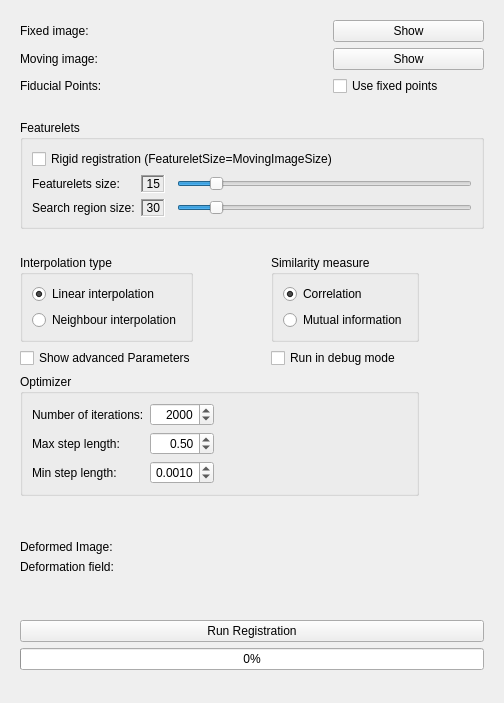
Above: Featurelets-Registration/Resources/UI/qSlicerRegistrationModuleWidget.ui from AndreasRenner/Slicer-Featurelets-Extension before the change. Below: the same form after it.
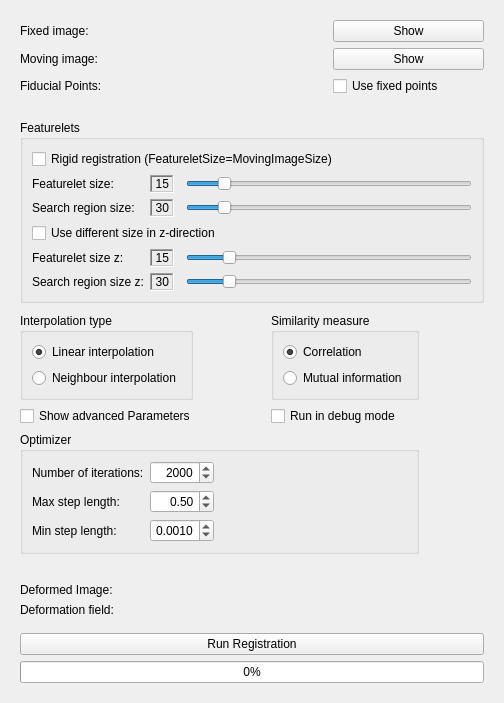
That is the form after the change. Custom widgets are drawn as their Qt base class.

```diff
--- a/Featurelets-Registration/Resources/UI/qSlicerRegistrationModuleWidget.ui
+++ b/Featurelets-Registration/Resources/UI/qSlicerRegistrationModuleWidget.ui
@@ -296,6 +296,16 @@
          <string>Featurelets</string>
         </property>
         <layout class="QGridLayout" name="gridLayout_5">
+         <item row="3" column="0" colspan="4">
+          <widget class="QCheckBox" name="checkBox_5">
+           <property name="cursor">
+            <cursorShape>PointingHandCursor</cursorShape>
+           </property>
+           <property name="text">
+            <string>Use different size in z-direction</string>
+           </property>
+          </widget>
+         </item>
          <item row="0" column="0" colspan="4">
           <widget class="QCheckBox" name="checkBox_4">
            <property name="cursor">
@@ -336,7 +346,7 @@
          <item row="1" column="0">
           <widget class="QLabel" name="label_featureletsSize">
            <property name="text">
-            <string>Featurelets size:</string>
+            <string>Featurelet size:</string>
            </property>
           </widget>
          </item>
@@ -407,6 +417,108 @@
            </property>
           </widget>
          </item>
+         <item row="4" column="0">
+          <widget class="QLabel" name="label_FeatureletsSizeZ">
+           <property name="visible">
+            <bool>false</bool>
+           </property>
+           <property name="text">
+            <string>Featurelet size z:</string>
+           </property>
+          </widget>
+         </item>
+         <item row="5" column="0">
+          <widget class="QLabel" name="label_SearchSizeZ">
+           <property name="visible">
+            <bool>false</bool>
+           </property>
+           <property name="text">
+            <string>Search region size z:</string>
+           </property>
+          </widget>
+         </item>
+         <item row="4" column="1">
+          <widget class="QLabel" name="label_DisplayFeatureletSizeZ">
+           <property name="visible">
+            <bool>false</bool>
+           </property>
+           <property name="frameShape">
+            <enum>QFrame::WinPanel</enum>
+           </property>
+           <property name="frameShadow">
+            <enum>QFrame::Sunken</enum>
+           </property>
+           <property name="text">
+            <string>15</string>
+           </property>
+           <property name="alignment">
+            <set>Qt::AlignRight|Qt::AlignTrailing|Qt::AlignVCenter</set>
+           </property>
+          </widget>
+         </item>
+         <item row="5" column="1">
+          <widget class="QLabel" name="label_DisplaySearchSizeZ">
+           <property name="visible">
+            <bool>false</bool>
+           </property>
+           <property name="frameShape">
+            <enum>QFrame::WinPanel</enum>
+           </property>
+           <property name="frameShadow">
+            <enum>QFrame::Sunken</enum>
+           </property>
+           <property name="text">
+            <string>30</string>
+           </property>
+           <property name="alignment">
+            <set>Qt::AlignRight|Qt::AlignTrailing|Qt::AlignVCenter</set>
+           </property>
+          </widget>
+         </item>
+         <item row="4" column="3">
+          <widget class="QSlider" name="horizontalSlider_3">
+           <property name="cursor">
+            <cursorShape>PointingHandCursor</cursorShape>
+           </property>
+           <property name="visible">
+            <bool>false</bool>
+           </property>
+           <property name="minimum">
+            <number>2</number>
+           </property>
+           <property name="maximum">
+            <number>100</number>
+           </property>
+           <property name="value">
+            <number>15</number>
+           </property>
+           <property name="orientation">
+            <enum>Qt::Horizontal</enum>
+           </property>
+          </widget>
+         </item>
+         <item row="5" column="3">
+          <widget class="QSlider" name="horizontalSlider_4">
+           <property name="cursor">
+            <cursorShape>PointingHandCursor</cursorShape>
+           </property>
+           <property name="visible">
+            <bool>false</bool>
+           </property>
+           <property name="minimum">
+            <number>4</number>
+           </property>
+           <property name="maximum">
+            <number>200</number>
+           </property>
+           <property name="value">
+            <number>30</number>
+           </property>
+           <property name="orientation">
+            <enum>Qt::Horizontal</enum>
+           </property>
+          </widget>
+         </item>
         </layout>
        </widget>
       </item>
```
Left out of the diff: 196 changed lines with no effect on the pictures.
